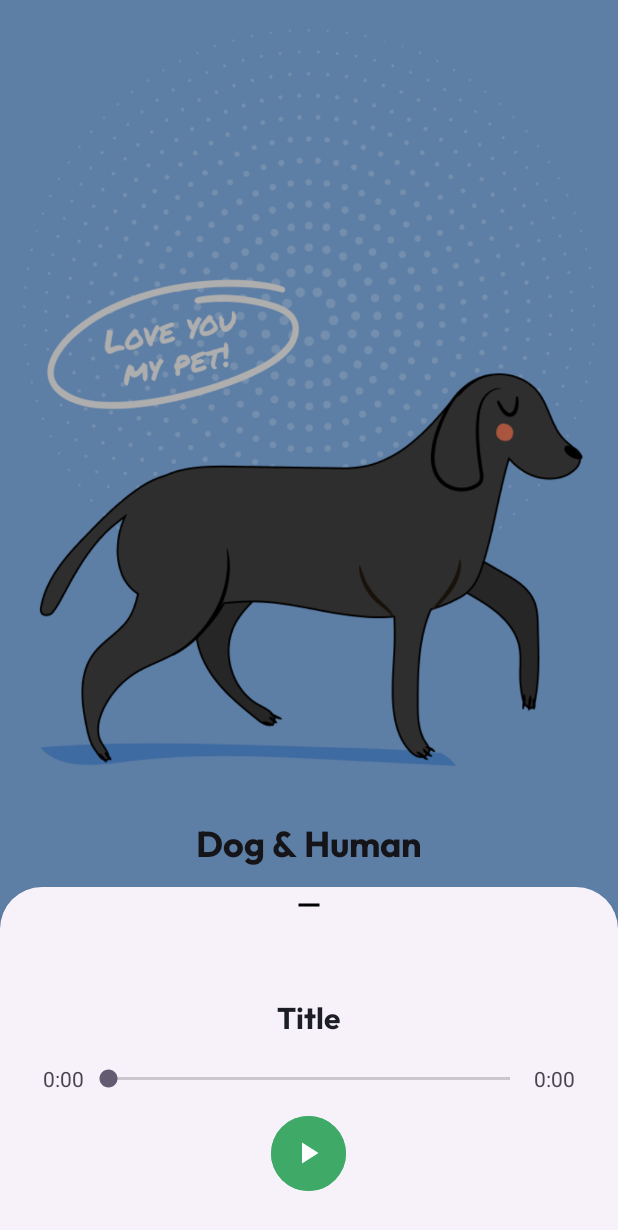
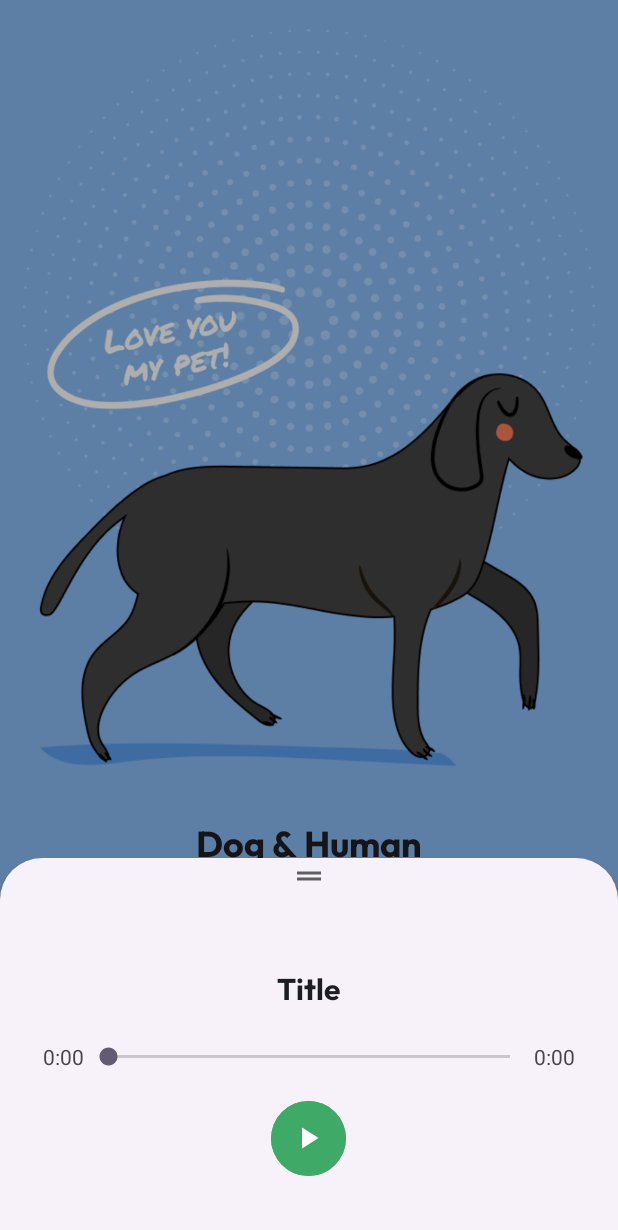
Before and after one commit to AnastasiaGolyuk/DogSimulator, an Android app: the fragment BottomSheetPlayerFragment placed in its activity, after a tap on an icon or button, on a phone screen of 412 x 824 dp. Shown: the top 1230 px of the screen. Run offline under Robolectric (Android 15) with nearby library versions, the phone set to English and light mode, and no system bars; 5 statements that could not run were skipped.

Commit message:
Make UI changes in Voice Memo's list and Bottom Sheet Player.

```diff
--- a/app/src/main/AndroidManifest.xml
+++ b/app/src/main/AndroidManifest.xml
@@ -37,16 +37,20 @@
         </provider>
         <activity
             android:name=".ui.webview.WebViewActivity"
+            android:screenOrientation="portrait"
             android:exported="false" />
         <activity
             android:name=".ui.settings.SettingsActivity"
+            android:screenOrientation="portrait"
             android:exported="false" />
         <activity
             android:name=".ui.whistle.HowToUseActivity"
+            android:screenOrientation="portrait"
             android:exported="false" />
         <activity
             android:name=".MainActivity"
             android:windowSoftInputMode="adjustResize"
+            android:screenOrientation="portrait"
             android:exported="true"
             android:theme="@style/Theme.App.SplashScreen">
             <intent-filter>
--- a/app/src/main/java/test/createx/dogsimulator/ui/voice/BottomSheetPlayerFragment.kt
+++ b/app/src/main/java/test/createx/dogsimulator/ui/voice/BottomSheetPlayerFragment.kt
@@ -61,10 +61,10 @@ class BottomSheetPlayerFragment :
         seekBar = binding.audioSeekBar
         binding.audioPlayedTimeTextView.text = FormatTimeUtils.formatMilliseconds(0)
         binding.audioRemainedTimeTextView.text =
-            FormatTimeUtils.formatMilliseconds(player.getDuration().toLong())
+            FormatTimeUtils.formatMilliseconds(viewModel.getDuration().toLong())
         binding.audioTitleTextView.text = audioFile.nameWithoutExtension
 
-        seekBar.max = player.getDuration()
+        seekBar.max = viewModel.getDuration()
 
         binding.audioPlayButton.setOnClickListener {
             viewModel.togglePlayer()
@@ -89,10 +89,12 @@ class BottomSheetPlayerFragment :
 
             override fun onStartTrackingTouch(seekBar: SeekBar?) {
                 viewModel.pausePlayer()
+                viewModel.togglePlayer()
             }
 
             override fun onStopTrackingTouch(seekBar: SeekBar?) {
                 viewModel.playPlayer()
+                viewModel.togglePlayer()
             }
         })
     }
@@ -101,17 +103,18 @@ class BottomSheetPlayerFragment :
         cancelJob()
         taskJob = lifecycleScope.launch {
             while (true) {
-                delay(100)
-                if (player.isPlaying()) {
+                delay(80)
+                if (viewModel.isPlaying()) {
                     updateSeekBar()
                     binding.audioPlayedTimeTextView.text =
-                        FormatTimeUtils.formatMilliseconds(player.getCurrentPosition().toLong())
-                    val remainedTimeMillis = player.getDuration() - player.getCurrentPosition()
+                        FormatTimeUtils.formatMilliseconds(viewModel.getCurrentPosition().toLong())
+                    val remainedTimeMillis = viewModel.getDuration() - viewModel.getCurrentPosition()
                     binding.audioRemainedTimeTextView.text =
                         FormatTimeUtils.formatMilliseconds(remainedTimeMillis.toLong())
                 }
                 else {
                     binding.audioPlayButton.setIconResource(R.drawable.baseline_play_arrow_24)
+                    viewModel.togglePlayer()
                 }
             }
         }
@@ -123,11 +126,11 @@ class BottomSheetPlayerFragment :
 
     override fun onDestroyView() {
         super.onDestroyView()
-        player.stop()
+        viewModel.stopPlayer()
         cancelJob()
     }
 
     private fun updateSeekBar() {
-        seekBar.progress = player.getCurrentPosition()
+        seekBar.progress = viewModel.getCurrentPosition()
     }
 }
--- a/app/src/main/java/test/createx/dogsimulator/ui/voice/BottomSheetPlayerViewModel.kt
+++ b/app/src/main/java/test/createx/dogsimulator/ui/voice/BottomSheetPlayerViewModel.kt
@@ -3,12 +3,7 @@ package test.createx.dogsimulator.ui.voice
 import androidx.lifecycle.LiveData
 import androidx.lifecycle.MutableLiveData
 import androidx.lifecycle.ViewModel
-import androidx.lifecycle.viewModelScope
-import kotlinx.coroutines.Job
-import kotlinx.coroutines.delay
-import kotlinx.coroutines.launch
 import test.createx.dogsimulator.playback.AudioPlayer
-import test.createx.dogsimulator.utils.FormatTimeUtils
 
 class BottomSheetPlayerViewModel(audioPlayer: AudioPlayer) : ViewModel() {
 
@@ -16,8 +11,6 @@ class BottomSheetPlayerViewModel(audioPlayer: AudioPlayer) : ViewModel() {
 
     private var _isPlaying = MutableLiveData<Boolean>()
     val isPlaying: LiveData<Boolean> = _isPlaying
-
-    private var taskJob: Job? = null
 
     init {
         player=audioPlayer
@@ -45,25 +38,19 @@ class BottomSheetPlayerViewModel(audioPlayer: AudioPlayer) : ViewModel() {
         player.play()
     }
 
-//    fun initiateJob() {
-//        cancelJob()
-//
-//
-//        taskJob = viewModelScope.launch {
-//
-//            delay(80)
-//            if (player.isPlaying()) {
-//                updateSeekBar()
-//                binding.audioPlayedTimeTextView.text =
-//                    FormatTimeUtils.formatMilliseconds(player.getCurrentPosition().toLong())
-//                val remainedTimeMillis = player.getDuration() - player.getCurrentPosition()
-//                binding.audioRemainedTimeTextView.text =
-//                    FormatTimeUtils.formatMilliseconds(remainedTimeMillis.toLong())
-//            }
-//        }
-//    }
+    fun stopPlayer() {
+        player.stop()
+    }
 
-   fun cancelJob() {
-        taskJob?.cancel()
+    fun getDuration(): Int {
+        return player.getDuration()
+    }
+
+    fun getCurrentPosition(): Int {
+        return player.getCurrentPosition()
+    }
+
+    fun isPlaying(): Boolean {
+        return player.isPlaying()
     }
 }
--- /dev/null
+++ b/app/src/main/res/drawable/baseline_drag_handle_24.xml
@@ -0,0 +1,5 @@
+<vector android:height="24dp" android:tint="#5F5F5F"
+    android:viewportHeight="24" android:viewportWidth="24"
+    android:width="24dp" xmlns:android="http://schemas.android.com/apk/res/android">
+    <path android:fillColor="@android:color/white" android:pathData="M20,9H4v2h16V9zM4,15h16v-2H4V15z"/>
+</vector>
--- a/app/src/main/res/layout/fragment_bottom_sheet_player.xml
+++ b/app/src/main/res/layout/fragment_bottom_sheet_player.xml
@@ -9,13 +9,18 @@
     <ImageView
         android:layout_width="wrap_content"
         android:layout_height="wrap_content"
-        android:src="@drawable/baseline_remove_24"/>
+        android:src="@drawable/baseline_drag_handle_24"
+        android:backgroundTint="@color/grey"
+        android:backgroundTintMode="screen"/>
 
     <TextView
         android:id="@+id/audioTitleTextView"
         android:layout_width="wrap_content"
         android:layout_height="wrap_content"
         android:layout_marginTop="50dp"
+        android:layout_marginHorizontal="20dp"
+        android:maxLines="2"
+        android:ellipsize="end"
         android:fontFamily="@font/outfit_bold"
         android:textSize="20sp"
         android:textColor="@color/black"
@@ -24,7 +29,7 @@
     <LinearLayout
         android:layout_width="match_parent"
         android:layout_height="wrap_content"
-        android:layout_marginTop="15dp"
+        android:layout_marginTop="20dp"
         android:layout_marginHorizontal="20dp"
         android:gravity="center">
 
@@ -47,17 +52,15 @@
             android:layout_height="wrap_content"
             android:layout_gravity="center"
             android:text="@string/duration_text" />
-
     </LinearLayout>
-
 
     <com.google.android.material.button.MaterialButton
         android:id="@+id/audioPlayButton"
         style="@style/RoundIconButton"
         android:layout_width="50dp"
         android:layout_height="50dp"
-        android:layout_marginTop="15dp"
-        android:layout_marginBottom="30dp"
+        android:layout_marginTop="20dp"
+        android:layout_marginBottom="40dp"
         android:layout_gravity="center"
         android:padding="12.5dp"
         app:icon="@drawable/baseline_play_arrow_24"
```
Also changed, not shown: app/src/main/java/test/createx/dogsimulator/apadters/AudioListAdapter.kt (+2 -0 lines), app/src/main/java/test/createx/dogsimulator/ui/voice/VoiceMemosFragment.kt (+15 -7 lines), app/src/main/java/test/createx/dogsimulator/utils/ItemTouchHelper.kt (+11 -1 lines), app/src/main/res/layout/audio_list_item.xml (+6 -2 lines).
